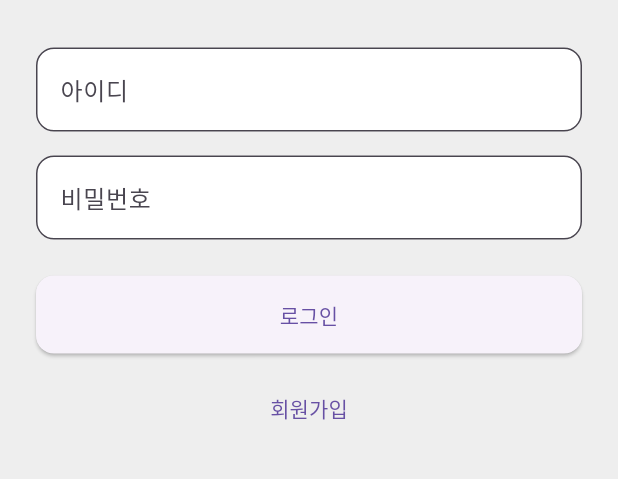
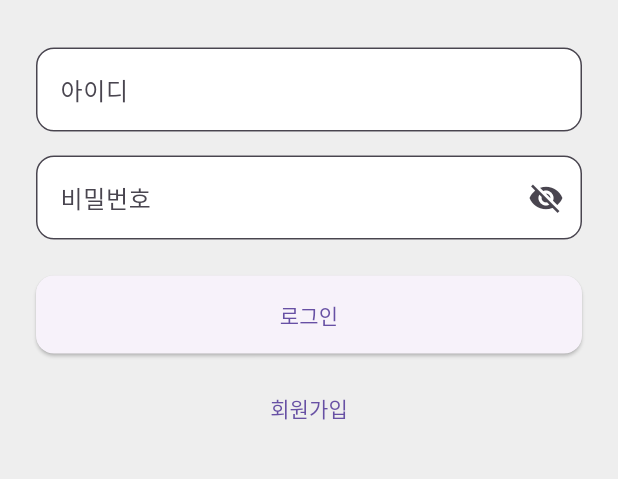
Before and after one commit to TaeHun-Lee/movie_diary_app, a Flutter app: the screen it shows after launch, on a phone screen of 412 x 824 dp, the part 473-952 px from its top. Run offline on Flutter 3.47's test engine with Material 3 defaults, Android fonts, the phone set to English and light mode, and no system bars; our stand-ins replace shared_preferences.

Commit message:
이거맞나 진짜

```diff
--- /dev/null
+++ b/lib/data/diary_entry.dart
@@ -0,0 +1,19 @@
+class DiaryEntry {
+  final int id;
+  final String title;
+  final String watchedDate;
+
+  DiaryEntry({
+    required this.id,
+    required this.title,
+    required this.watchedDate,
+  });
+
+  factory DiaryEntry.fromJson(Map<String, dynamic> json) {
+    return DiaryEntry(
+      id: json['id'],
+      title: json['title'],
+      watchedDate: json['watchedDate'],
+    );
+  }
+}
--- /dev/null
+++ b/lib/data/home_data.dart
@@ -0,0 +1,15 @@
+import 'package:movie_diary_app/data/diary_entry.dart';
+
+class HomeData {
+  final String nickname;
+  final int todayCount;
+  final int totalCount;
+  final List<DiaryEntry> recentEntries;
+
+  HomeData({
+    required this.nickname,
+    required this.todayCount,
+    required this.totalCount,
+    required this.recentEntries,
+  });
+}
--- a/lib/main.dart
+++ b/lib/main.dart
@@ -51,7 +51,7 @@ class _AuthCheckState extends State<AuthCheck> {
     }
 
     if (_accessToken != null) {
-      return const HomeScreen();
+      return HomeScreen(accessToken: _accessToken);
     } else {
       return const LoginScreen();
     }
--- a/lib/screens/login_screen.dart
+++ b/lib/screens/login_screen.dart
@@ -16,6 +16,7 @@ class _LoginScreenState extends State<LoginScreen> {
   final TextEditingController _passwordController = TextEditingController();
   String _errorMessage = '';
   bool _isLoading = false;
+  bool _isPasswordVisible = false;
 
   Future<void> _login() async {
     final userId = _userIdController.text.trim();
@@ -40,11 +41,15 @@ class _LoginScreenState extends State<LoginScreen> {
       }
       // 토큰 저장
       await TokenStorage.saveAccessToken(result['access_token']);
+      await TokenStorage.saveUserId(userId);
 
       if (!mounted) return;
+      await Future.delayed(const Duration(milliseconds: 2000)); // 로딩 상태 유지
       Navigator.pushAndRemoveUntil(
         context,
-        MaterialPageRoute(builder: (_) => const HomeScreen()),
+        MaterialPageRoute(
+          builder: (_) => HomeScreen(accessToken: result['access_token']),
+        ),
         (route) => false,
       );
     } catch (e) {
@@ -73,7 +78,9 @@ class _LoginScreenState extends State<LoginScreen> {
       body: Center(
         child: SingleChildScrollView(
           padding: const EdgeInsets.all(24),
-          child: Column(
+          child: Stack(
+            children: [
+              Column(
                 mainAxisAlignment: MainAxisAlignment.center,
                 children: [
                   const Text(
@@ -93,22 +100,38 @@ class _LoginScreenState extends State<LoginScreen> {
                     ),
                   ),
                   const SizedBox(height: 16),
-              TextField(
+                  TextFormField(
                     controller: _passwordController,
-                obscureText: true,
+                    obscureText: !_isPasswordVisible,
                     decoration: InputDecoration(
                       hintText: '비밀번호',
+                      suffixIcon: IconButton(
+                        icon: Icon(
+                          _isPasswordVisible
+                              ? Icons.visibility
+                              : Icons.visibility_off,
+                        ),
+                        onPressed: () {
+                          setState(() {
+                            _isPasswordVisible = !_isPasswordVisible;
+                          });
+                        },
+                      ),
                       border: OutlineInputBorder(
                         borderRadius: BorderRadius.circular(12),
                       ),
                       filled: true,
                       fillColor: Colors.white,
                     ),
+                    onFieldSubmitted: (_) => _login(),
                   ),
 
                   if (_errorMessage.isNotEmpty) ...[
                     const SizedBox(height: 10),
-                Text(_errorMessage, style: const TextStyle(color: Colors.red)),
+                    Text(
+                      _errorMessage,
+                      style: const TextStyle(color: Colors.red),
+                    ),
                   ],
                   const SizedBox(height: 24),
                   SizedBox(
@@ -121,13 +144,26 @@ class _LoginScreenState extends State<LoginScreen> {
                           borderRadius: BorderRadius.circular(12),
                         ),
                       ),
-                  child: _isLoading
-                      ? const CircularProgressIndicator(color: Colors.white)
-                      : const Text('로그인'),
+                      child: const Text('로그인'),
                     ),
                   ),
                   const SizedBox(height: 12),
-              TextButton(onPressed: _goToRegister, child: const Text('회원가입')),
+                  TextButton(
+                    onPressed: _goToRegister,
+                    child: const Text('회원가입'),
+                  ),
+                ],
+              ),
+
+              if (_isLoading)
+                Positioned.fill(
+                  child: Container(
+                    color: Colors.transparent,
+                    child: const Center(
+                      child: CircularProgressIndicator(color: Colors.white),
+                    ),
+                  ),
+                ),
             ],
           ),
         ),
```
Also changed, not shown: lib/component/home_content.dart (added, +87 -0 lines), lib/screens/home_screen.dart (+80 -12 lines), lib/screens/register_screen.dart (+26 -5 lines), lib/services/api_service.dart (+57 -0 lines), lib/services/token_storage.dart (+40 -0 lines). Lines whose indentation alone changed are shown as unchanged.
